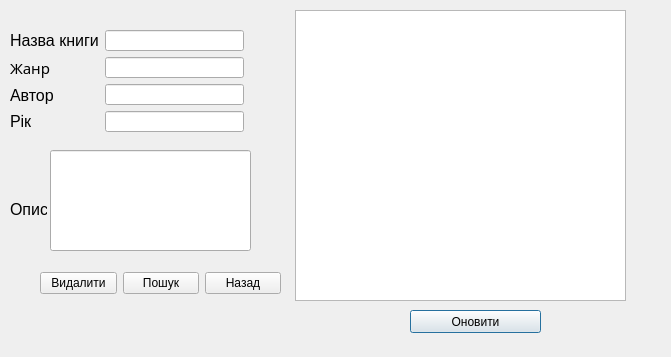
First picture: the form in courses/prog_base_3/project/Kyrs/deletebook.ui, repository antonmazun/gogog, before the edit.
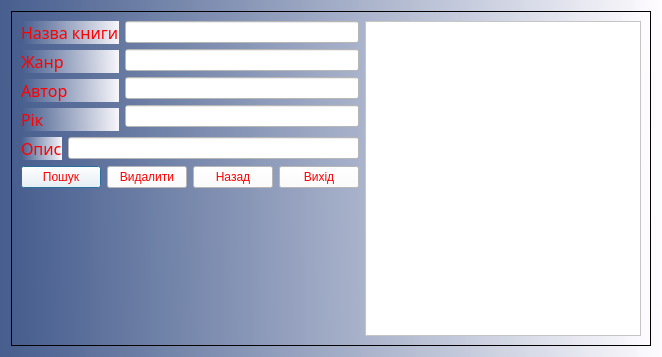
Second picture: the form after the edit.

Patch:
```diff
--- a/courses/prog_base_3/project/Kyrs/deletebook.ui
+++ b/courses/prog_base_3/project/Kyrs/deletebook.ui
@@ -6,73 +6,41 @@
    <rect>
     <x>0</x>
     <y>0</y>
-    <width>671</width>
+    <width>662</width>
     <height>357</height>
    </rect>
   </property>
   <property name="windowTitle">
    <string>Dialog</string>
   </property>
-  <widget class="QTableView" name="tableView">
-   <property name="geometry">
-    <rect>
-     <x>295</x>
-     <y>10</y>
-     <width>331</width>
-     <height>291</height>
-    </rect>
-   </property>
-  </widget>
-  <widget class="QLabel" name="label_5">
-   <property name="geometry">
-    <rect>
-     <x>10</x>
-     <y>200</y>
-     <width>37</width>
-     <height>19</height>
-    </rect>
-   </property>
-   <property name="font">
-    <font>
-     <pointsize>12</pointsize>
-    </font>
-   </property>
-   <property name="text">
-    <string>Опис</string>
-   </property>
-  </widget>
-  <widget class="QLineEdit" name="lineEdit_5">
+  <property name="styleSheet">
+   <string notr="true">border-color: rgb(124, 255, 218);
+background-color: qlineargradient(spread:reflect, x1:0, y1:0.488636, x2:1, y2:0.483, stop:0 rgba(71, 94, 142, 255), stop:1 rgba(254, 252, 255, 243));
+/*background-color: qlineargradient(spread:reflect, x1:0, y1:1, x2:0.915254, y2:0.108, stop:0 rgba(71, 94, 142, 255), stop:1 rgba(255, 255, 255, 255));*/
+/*background-color: qlineargradient(spread:pad, x1:0.0110455, y1:0.443, x2:0.988636, y2:0.449, stop:0.136364 rgba(71, 94, 142, 255), stop:1 rgba(255, 255, 255, 255));*/
+/*background-color: qlineargradient(spread:pad, x1:0.0110455, y1:0.443, x2:0.988636, y2:0.449, stop:0.136364 rgba(111, 72, 72, 255), stop:1 rgba(255, 255, 255, 255));
+*/
+gridline-color: rgb(178, 255, 250);</string>
+  </property>
+  <layout class="QGridLayout" name="gridLayout">
+   <item row="0" column="0">
+    <widget class="QScrollArea" name="scrollArea">
+     <property name="widgetResizable">
+      <bool>true</bool>
+     </property>
+     <widget class="QWidget" name="scrollAreaWidgetContents">
    <property name="geometry">
     <rect>
-     <x>50</x>
-     <y>150</y>
-     <width>201</width>
-     <height>101</height>
-    </rect>
-   </property>
-  </widget>
-  <widget class="QPushButton" name="pushButton_2">
-   <property name="geometry">
-    <rect>
-     <x>410</x>
-     <y>310</y>
-     <width>131</width>
-     <height>23</height>
-    </rect>
-   </property>
-   <property name="text">
-    <string>Оновити</string>
-   </property>
-  </widget>
-  <widget class="QWidget" name="layoutWidget">
-   <property name="geometry">
-    <rect>
-     <x>10</x>
-     <y>30</y>
-     <width>234</width>
-     <height>102</height>
-    </rect>
-   </property>
+        <x>0</x>
+        <y>0</y>
+        <width>642</width>
+        <height>337</height>
+       </rect>
+      </property>
+      <layout class="QGridLayout" name="gridLayout_3">
+       <item row="0" column="0">
+        <layout class="QGridLayout" name="gridLayout_2">
+         <item row="0" column="0" colspan="2">
    <layout class="QHBoxLayout" name="horizontalLayout">
     <item>
      <layout class="QVBoxLayout" name="verticalLayout">
@@ -80,9 +48,18 @@
        <widget class="QLabel" name="label_2">
         <property name="font">
          <font>
+                 <family>Segoe Script</family>
           <pointsize>12</pointsize>
-         </font>
-        </property>
+                 <weight>9</weight>
+                 <italic>false</italic>
+                 <bold>false</bold>
+                </font>
+               </property>
+               <property name="styleSheet">
+                <string notr="true">
+font: 75 12pt &quot;Segoe Script&quot;;
+color:rgb(255, 0, 0);</string>
+               </property>
         <property name="text">
          <string>Назва книги</string>
         </property>
@@ -92,10 +69,18 @@
        <widget class="QLabel" name="label">
         <property name="font">
          <font>
-          <family>Rod</family>
-          <pointsize>11</pointsize>
-         </font>
-        </property>
+                 <family>Segoe Script</family>
+                 <pointsize>12</pointsize>
+                 <weight>9</weight>
+                 <italic>false</italic>
+                 <bold>false</bold>
+                </font>
+               </property>
+               <property name="styleSheet">
+                <string notr="true">
+font: 75 12pt &quot;Segoe Script&quot;;
+color:rgb(255, 0, 0);</string>
+               </property>
         <property name="text">
          <string>Жанр</string>
         </property>
@@ -105,9 +90,18 @@
        <widget class="QLabel" name="label_3">
         <property name="font">
          <font>
+                 <family>Segoe Script</family>
           <pointsize>12</pointsize>
-         </font>
-        </property>
+                 <weight>9</weight>
+                 <italic>false</italic>
+                 <bold>false</bold>
+                </font>
+               </property>
+               <property name="styleSheet">
+                <string notr="true">
+font: 75 12pt &quot;Segoe Script&quot;;
+color:rgb(255, 0, 0);</string>
+               </property>
         <property name="text">
          <string>Автор</string>
         </property>
@@ -117,9 +111,18 @@
        <widget class="QLabel" name="label_4">
         <property name="font">
          <font>
+                 <family>Segoe Script</family>
           <pointsize>12</pointsize>
-         </font>
-        </property>
+                 <weight>9</weight>
+                 <italic>false</italic>
+                 <bold>false</bold>
+                </font>
+               </property>
+               <property name="styleSheet">
+                <string notr="true">
+font: 75 12pt &quot;Segoe Script&quot;;
+color:rgb(255, 0, 0);</string>
+               </property>
         <property name="text">
          <string>Рік</string>
         </property>
@@ -130,58 +133,144 @@
     <item>
      <layout class="QVBoxLayout" name="verticalLayout_2">
       <item>
-       <widget class="QLineEdit" name="lineEdit_4"/>
+              <widget class="QLineEdit" name="lineEdit_4">
+               <property name="styleSheet">
+                <string notr="true">background-color: rgb(255, 255, 255);</string>
+               </property>
+              </widget>
       </item>
       <item>
-       <widget class="QLineEdit" name="lineEdit_2"/>
+              <widget class="QLineEdit" name="lineEdit_2">
+               <property name="styleSheet">
+                <string notr="true">background-color: rgb(255, 255, 255);</string>
+               </property>
+              </widget>
       </item>
       <item>
-       <widget class="QLineEdit" name="lineEdit"/>
+              <widget class="QLineEdit" name="lineEdit">
+               <property name="styleSheet">
+                <string notr="true">background-color: rgb(255, 255, 255);</string>
+               </property>
+              </widget>
       </item>
       <item>
-       <widget class="QLineEdit" name="lineEdit_3"/>
+              <widget class="QLineEdit" name="lineEdit_3">
+               <property name="styleSheet">
+                <string notr="true">background-color: rgb(255, 255, 255);</string>
+               </property>
+              </widget>
       </item>
      </layout>
     </item>
    </layout>
-  </widget>
-  <widget class="QWidget" name="layoutWidget">
-   <property name="geometry">
-    <rect>
-     <x>40</x>
-     <y>270</y>
-     <width>241</width>
-     <height>27</height>
-    </rect>
-   </property>
-   <layout class="QHBoxLayout" name="horizontalLayout_3">
-    <item>
+         </item>
+         <item row="0" column="2" rowspan="4">
+          <widget class="QTableView" name="tableView">
+           <property name="styleSheet">
+            <string notr="true">background-color: rgb(255, 255, 255);</string>
+           </property>
+          </widget>
+         </item>
+         <item row="1" column="0">
+          <widget class="QLabel" name="label_5">
+           <property name="font">
+            <font>
+             <family>Segoe Script</family>
+             <pointsize>12</pointsize>
+             <weight>9</weight>
+             <italic>false</italic>
+             <bold>false</bold>
+            </font>
+           </property>
+           <property name="styleSheet">
+            <string notr="true">
+font: 75 12pt &quot;Segoe Script&quot;;
+color:rgb(255, 0, 0);</string>
+           </property>
+           <property name="text">
+            <string>Опис</string>
+           </property>
+          </widget>
+         </item>
+         <item row="1" column="1">
+          <widget class="QLineEdit" name="lineEdit_5">
+           <property name="styleSheet">
+            <string notr="true">background-color: rgb(255, 255, 255);</string>
+           </property>
+          </widget>
+         </item>
+         <item row="2" column="0" colspan="2">
      <layout class="QHBoxLayout" name="horizontalLayout_2">
       <item>
-       <widget class="QPushButton" name="pushButton_delete">
-        <property name="text">
-         <string>Видалити</string>
-        </property>
-       </widget>
-      </item>
-     </layout>
-    </item>
-    <item>
      <widget class="QPushButton" name="pushButton">
+             <property name="styleSheet">
+              <string notr="true">
+font: 75 12pt &quot;Segoe Script&quot;;
+color:rgb(255, 0, 0);background :rgb(255, 255, 255);</string>
+             </property>
       <property name="text">
        <string>Пошук</string>
       </property>
      </widget>
     </item>
+           <item>
+            <widget class="QPushButton" name="pushButton_delete">
+             <property name="styleSheet">
+              <string notr="true">
+font: 75 12pt &quot;Segoe Script&quot;;
+color:rgb(255, 0, 0);background :rgb(255, 255, 255);</string>
+             </property>
+             <property name="text">
+              <string>Видалити</string>
+             </property>
+            </widget>
+           </item>
     <item>
      <widget class="QPushButton" name="pushButton_3">
+             <property name="styleSheet">
+              <string notr="true">
+font: 75 12pt &quot;Segoe Script&quot;;
+color:rgb(255, 0, 0);background :rgb(255, 255, 255);</string>
+             </property>
       <property name="text">
        <string>Назад</string>
       </property>
      </widget>
     </item>
-   </layout>
-  </widget>
+           <item>
+            <widget class="QPushButton" name="pushButton_2">
+             <property name="styleSheet">
+              <string notr="true">
+font: 75 12pt &quot;Segoe Script&quot;;
+color:rgb(255, 0, 0);background :rgb(255, 255, 255);</string>
+             </property>
+             <property name="text">
+              <string>Вихід</string>
+             </property>
+            </widget>
+           </item>
+          </layout>
+         </item>
+         <item row="3" column="0">
+          <spacer name="verticalSpacer">
+           <property name="orientation">
+            <enum>Qt::Vertical</enum>
+           </property>
+           <property name="sizeHint" stdset="0">
+            <size>
+             <width>20</width>
+             <height>40</height>
+            </size>
+           </property>
+          </spacer>
+         </item>
+        </layout>
+       </item>
+      </layout>
+     </widget>
+    </widget>
+   </item>
+  </layout>
  </widget>
  <resources/>
  <connections/>
```
Lines whose indentation alone changed are shown as unchanged.
